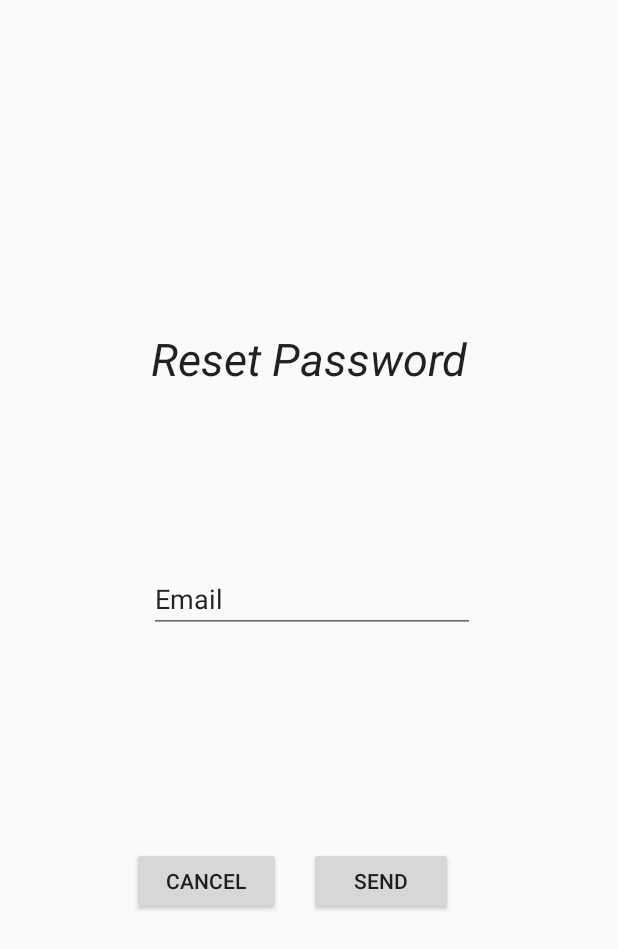
After one commit to walshmryan/591-Group-Project, an Android app: the fragment ForgotPassword placed in its activity, on a phone screen of 412 x 824 dp. The commit adds this screen. Shown: the top 949 px of the screen. Run offline under Robolectric (Android 15) with nearby library versions, the phone set to English and light mode, and no system bars; our stand-ins replace Firebase (no records; nobody signed in at launch, a user with empty details on screens opened directly).

Commit message:
reset password functionality added

```diff
--- /dev/null
+++ b/GotYourBAC/src/main/java/com/google/example/tbmpskeleton/ForgotPassword.java
@@ -0,0 +1,83 @@
+package com.google.example.tbmpskeleton;
+
+import android.support.annotation.NonNull;
+import android.support.v4.app.Fragment;
+import android.os.Bundle;
+
+import android.support.v4.app.FragmentTransaction;
+import android.view.LayoutInflater;
+import android.view.View;
+import android.view.ViewGroup;
+import android.widget.Button;
+import android.support.v4.app.FragmentManager;
+import android.widget.EditText;
+import android.widget.Toast;
+
+import com.google.android.gms.tasks.OnCompleteListener;
+import com.google.android.gms.tasks.Task;
+import com.google.firebase.auth.FirebaseAuth;
+import com.google.firebase.database.DatabaseReference;
+import com.undergrads.ryan.R;
+
+/**
+ * Created by sarahmedeiros on 4/14/17.
+ */
+
+public class ForgotPassword extends Fragment {
+
+    Button btnSend;
+    Button btnCancel;
+    EditText editEmail;
+    final String firebaseTag = "firebase";
+    private FirebaseAuth mAuth;
+    private FirebaseAuth.AuthStateListener mAuthListener;
+    private DatabaseReference mDatabase;
+    FirebaseAuth auth = FirebaseAuth.getInstance();
+
+    public ForgotPassword() {
+        // Required empty public constructor
+    }
+
+
+    @Override
+    public View onCreateView(LayoutInflater inflater, ViewGroup container,
+                             Bundle savedInstanceState) {
+        // Inflate the layout for this fragment
+        View v = inflater.inflate(R.layout.fragment_forgottenpassword, container, false);
+        btnCancel = (Button) v.findViewById(R.id.btnCancel);
+        btnSend = (Button) v.findViewById(R.id.btnSend);
+        editEmail = (EditText) v.findViewById(R.id.edtEmail);
+
+        btnCancel.setOnClickListener(new View.OnClickListener() {
+            @Override
+            public void onClick(View v) {
+                getFragmentManager().popBackStack();
+            }
+        });
+        btnSend.setOnClickListener(new View.OnClickListener() {
+            @Override
+            public void onClick(View v) {
+                auth.sendPasswordResetEmail(editEmail.getText().toString())
+                        .addOnCompleteListener(new OnCompleteListener<Void>() {
+                            @Override
+                            public void onComplete(@NonNull Task<Void> task) {
+                                CharSequence text = editEmail.getText().toString();
+                                if (task.isSuccessful()) {
+                                    Toast toast = Toast.makeText(getContext(), text, Toast.LENGTH_SHORT);
+                                    toast.show();
+//                            Log.d(TAG, "Email sent.");
+                                } else {
+                                        text = "No account found for this email address.";
+                                        Toast toast = Toast.makeText(getContext(), text, Toast.LENGTH_SHORT);
+                                        toast.show();
+                                }
+                            }
+                        });
+
+
+
+            }
+        });
+        return v;
+    }
+}
--- a/GotYourBAC/src/main/java/com/google/example/tbmpskeleton/LoginActivity.java
+++ b/GotYourBAC/src/main/java/com/google/example/tbmpskeleton/LoginActivity.java
@@ -10,8 +10,11 @@ import android.view.ViewGroup;
 import android.widget.AutoCompleteTextView;
 import android.widget.Button;
 import android.widget.EditText;
+import android.widget.TextView;
 
 import com.undergrads.ryan.R;
+
+import org.w3c.dom.Text;
 
 
 public class LoginActivity extends Fragment {
@@ -20,6 +23,7 @@ public class LoginActivity extends Fragment {
     EditText edtPassword;
     AutoCompleteTextView txtEmail;
     EditText edtFirstName;
+    TextView txtForgotPassword;
 
     public LoginActivity() {
         // Required empty public constructor
@@ -28,7 +32,7 @@ public class LoginActivity extends Fragment {
     public interface LoginListener{
         public void goToNewUserFragment();
         public void goToLoginFragment(String username, String password);
-//        public void sendEmail(String email);
+        public  void goToRetrievePassword(String email);
     }
 
     LoginListener loginlistener;
@@ -52,7 +56,7 @@ public class LoginActivity extends Fragment {
         btnRegister = (Button) v.findViewById(R.id.btnRegister);
         txtEmail = (AutoCompleteTextView) v.findViewById(R.id.txtEmail);
         edtPassword = (EditText) v.findViewById(R.id.edtPassword);
-
+        txtForgotPassword = (TextView)v.findViewById(R.id.txtForgotPW);
 
         btnRegister.setOnClickListener(new View.OnClickListener() {
             @Override
@@ -70,6 +74,13 @@ public class LoginActivity extends Fragment {
                 loginlistener.goToLoginFragment(username, password);
             }
         });
+        txtForgotPassword.setOnClickListener(new View.OnClickListener() {
+            @Override
+            public void onClick(View v) {
+                String username = txtEmail.getText().toString();
+                loginlistener.goToRetrievePassword(username);
+            }
+        });
         return v;
     }
 
--- /dev/null
+++ b/GotYourBAC/src/main/res/layout/fragment_forgottenpassword.xml
@@ -0,0 +1,75 @@
+<?xml version="1.0" encoding="utf-8"?>
+<android.support.constraint.ConstraintLayout
+    xmlns:android="http://schemas.android.com/apk/res/android"
+    xmlns:app="http://schemas.android.com/apk/res-auto"
+    xmlns:tools="http://schemas.android.com/tools"
+    android:layout_width="match_parent"
+    android:layout_height="match_parent">
+
+    <TextView
+        android:id="@+id/txtReset"
+        android:layout_width="wrap_content"
+        android:layout_height="wrap_content"
+        android:text="@string/reset"
+        android:textAppearance="@style/Heading"
+        app:layout_constraintTop_toTopOf="parent"
+        android:layout_marginTop="8dp"
+        android:layout_marginBottom="8dp"
+        app:layout_constraintBottom_toTopOf="@+id/edtEmail"
+        android:layout_marginRight="7dp"
+        app:layout_constraintRight_toRightOf="parent"
+        android:layout_marginLeft="8dp"
+        app:layout_constraintVertical_bias="0.656"
+        app:layout_constraintLeft_toLeftOf="parent"
+        android:layout_marginStart="8dp"
+        android:layout_marginEnd="7dp" />
+
+    <EditText
+        android:id="@+id/edtEmail"
+        style="@style/Widget.AppCompat.Light.AutoCompleteTextView"
+        android:layout_width="217dp"
+        android:layout_height="44dp"
+        android:layout_marginBottom="8dp"
+        android:layout_marginLeft="8dp"
+        android:layout_marginRight="8dp"
+        android:layout_marginTop="8dp"
+        android:ems="10"
+        android:hint="Email"
+        android:inputType="textEmailAddress"
+        android:text="@string/email"
+        app:layout_constraintBottom_toBottomOf="parent"
+        app:layout_constraintHorizontal_bias="0.51"
+        app:layout_constraintLeft_toLeftOf="parent"
+        app:layout_constraintRight_toRightOf="parent"
+        app:layout_constraintTop_toTopOf="parent"
+        app:layout_constraintVertical_bias="0.484"
+        tools:layout_editor_absoluteX="87dp"
+        tools:layout_editor_absoluteY="256dp" />
+
+
+    <Button
+        android:id="@+id/btnCancel"
+        android:layout_width="99dp"
+        android:layout_height="45dp"
+        android:layout_marginBottom="214dp"
+        android:layout_marginLeft="88dp"
+        android:layout_weight="1"
+        android:text="@string/cancel"
+        app:layout_constraintBottom_toBottomOf="parent"
+        app:layout_constraintLeft_toLeftOf="parent" />
+
+    <Button
+        android:id="@+id/btnSend"
+        android:layout_width="96dp"
+        android:layout_height="45dp"
+        android:layout_marginBottom="214dp"
+        android:layout_marginLeft="8dp"
+        android:layout_marginRight="8dp"
+        android:layout_weight="1"
+        android:text="@string/sendpassword"
+        app:layout_constraintBottom_toBottomOf="parent"
+        app:layout_constraintHorizontal_bias="0.094"
+        app:layout_constraintLeft_toRightOf="@+id/btnCancel"
+        app:layout_constraintRight_toRightOf="parent" />
+
+</android.support.constraint.ConstraintLayout>
```
Also changed, not shown: GotYourBAC/src/main/java/com/google/example/tbmpskeleton/FragmentICE.java (added, +69 -0 lines), GotYourBAC/src/main/java/com/google/example/tbmpskeleton/MainActivity.java (+11 -0 lines), GotYourBAC/src/main/res/layout/fragment_ice.xml (added, +148 -0 lines), GotYourBAC/src/main/res/layout/fragment_login.xml (+12 -3 lines), GotYourBAC/src/main/res/values/strings.xml (+11 -1 lines).
